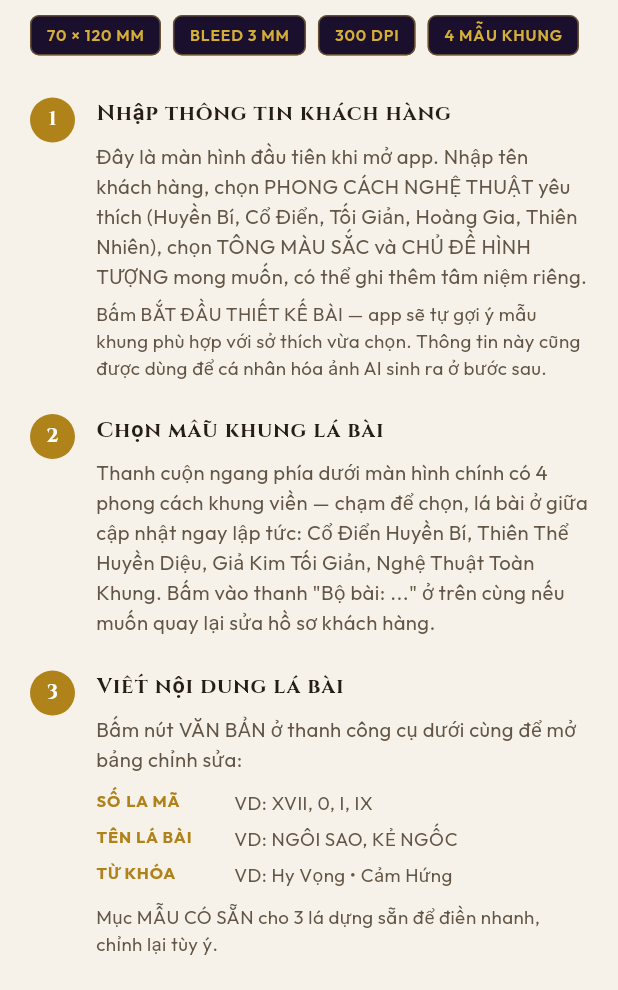
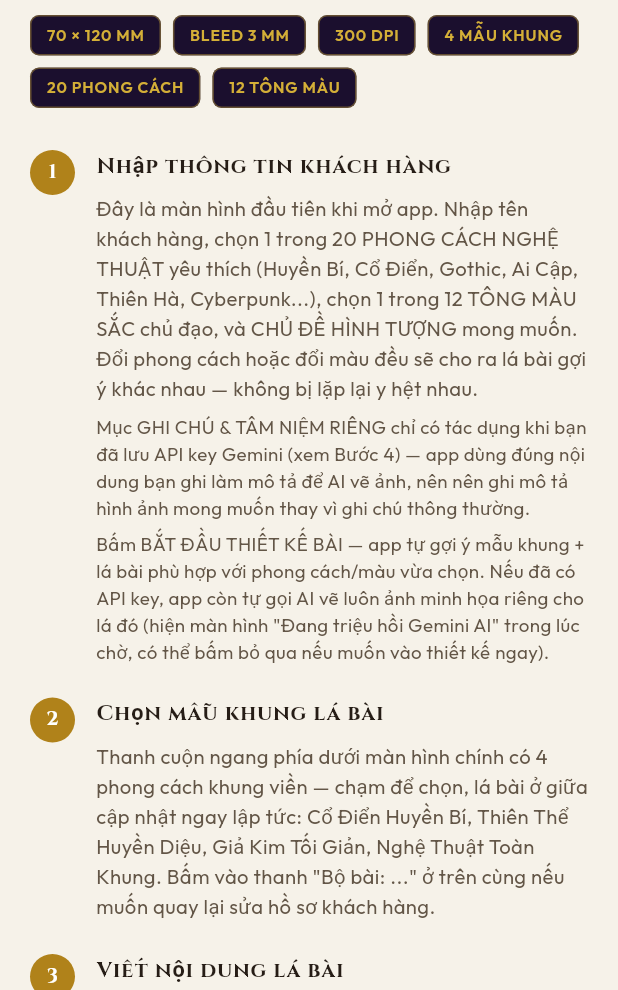
Before and after one commit to KietDigital-hub/tarot-forge, a Flutter app: the HelpGuideScreen screen opened directly with empty values, on a phone screen of 412 x 824 dp, the part 246-1236 px from its top. Run offline on Flutter 3.47's test engine with Material 3 defaults, Android fonts, the phone set to English and light mode, and no system bars; our stand-ins replace file_picker, flutter_riverpod, google_fonts, pdf, printing, shared_preferences; accounts and stored records are empty.

Commit message:
Update in-app usage guide for expanded styles/colors and AI auto-generation
Documents the 20 art styles and 12 color palettes now available in
Step 1, clarifies that the personal notes field only feeds the AI
prompt once a Gemini API key is set, and explains the automatic
AI image generation flow triggered from the profile screen.

Co-Authored-By: Claude Sonnet 5 <noreply@anthropic.com>

```diff
--- a/lib/features/help/presentation/screens/help_guide_screen.dart
+++ b/lib/features/help/presentation/screens/help_guide_screen.dart
@@ -42,6 +42,8 @@ class HelpGuideScreen extends StatelessWidget {
               _SpecTag(text: 'BLEED 3 MM'),
               _SpecTag(text: '300 DPI'),
               _SpecTag(text: '4 MẪU KHUNG'),
+              _SpecTag(text: '20 PHONG CÁCH'),
+              _SpecTag(text: '12 TÔNG MÀU'),
             ],
           ),
           const SizedBox(height: 28),
@@ -55,17 +57,28 @@ class HelpGuideScreen extends StatelessWidget {
               children: [
                 Text(
                   'Đây là màn hình đầu tiên khi mở app. Nhập tên khách hàng, '
-                  'chọn PHONG CÁCH NGHỆ THUẬT yêu thích (Huyền Bí, Cổ Điển, '
-                  'Tối Giản, Hoàng Gia, Thiên Nhiên), chọn TÔNG MÀU SẮC và '
-                  'CHỦ ĐỀ HÌNH TƯỢNG mong muốn, có thể ghi thêm tâm niệm '
-                  'riêng.',
+                  'chọn 1 trong 20 PHONG CÁCH NGHỆ THUẬT yêu thích (Huyền '
+                  'Bí, Cổ Điển, Gothic, Ai Cập, Thiên Hà, Cyberpunk...), '
+                  'chọn 1 trong 12 TÔNG MÀU SẮC chủ đạo, và CHỦ ĐỀ HÌNH '
+                  'TƯỢNG mong muốn. Đổi phong cách hoặc đổi màu đều sẽ cho '
+                  'ra lá bài gợi ý khác nhau — không bị lặp lại y hệt nhau.',
                   style: AppTypography.body(isDark: isDark, fontSize: 13.5),
                 ),
                 const SizedBox(height: 6),
                 Text(
-                  'Bấm BẮT ĐẦU THIẾT KẾ BÀI — app sẽ tự gợi ý mẫu khung phù '
-                  'hợp với sở thích vừa chọn. Thông tin này cũng được dùng '
-                  'để cá nhân hóa ảnh AI sinh ra ở bước sau.',
+                  'Mục GHI CHÚ & TÂM NIỆM RIÊNG chỉ có tác dụng khi bạn đã '
+                  'lưu API key Gemini (xem Bước 4) — app dùng đúng nội dung '
+                  'bạn ghi làm mô tả để AI vẽ ảnh, nên nên ghi mô tả hình '
+                  'ảnh mong muốn thay vì ghi chú thông thường.',
+                  style: AppTypography.body(isDark: isDark, fontSize: 12.5),
+                ),
+                const SizedBox(height: 6),
+                Text(
+                  'Bấm BẮT ĐẦU THIẾT KẾ BÀI — app tự gợi ý mẫu khung + lá '
+                  'bài phù hợp với phong cách/màu vừa chọn. Nếu đã có API '
+                  'key, app còn tự gọi AI vẽ luôn ảnh minh họa riêng cho lá '
+                  'đó (hiện màn hình "Đang triệu hồi Gemini AI" trong lúc '
+                  'chờ, có thể bấm bỏ qua nếu muốn vào thiết kế ngay).',
                   style: AppTypography.body(isDark: isDark, fontSize: 12.5),
                 ),
               ],
```
